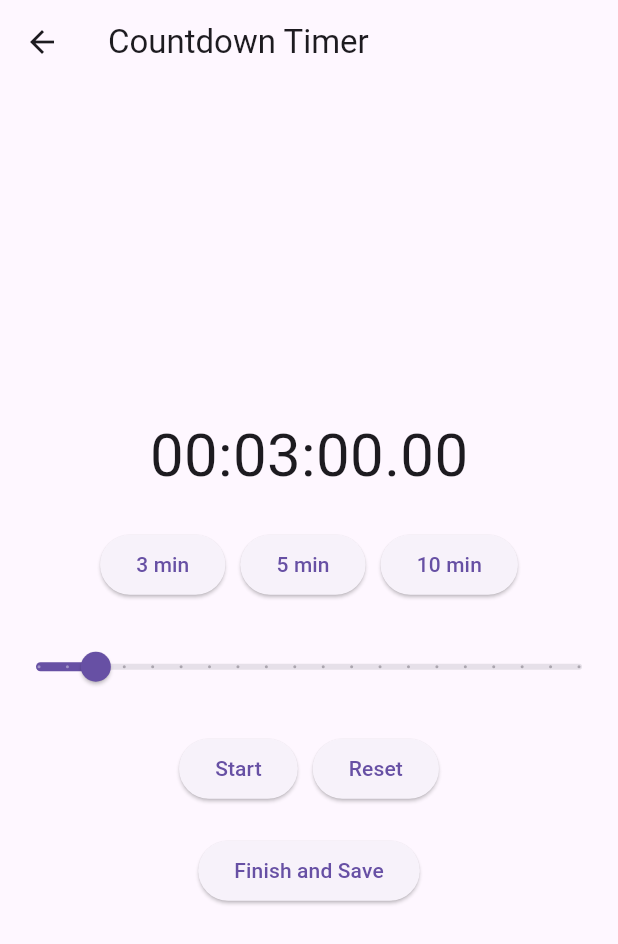
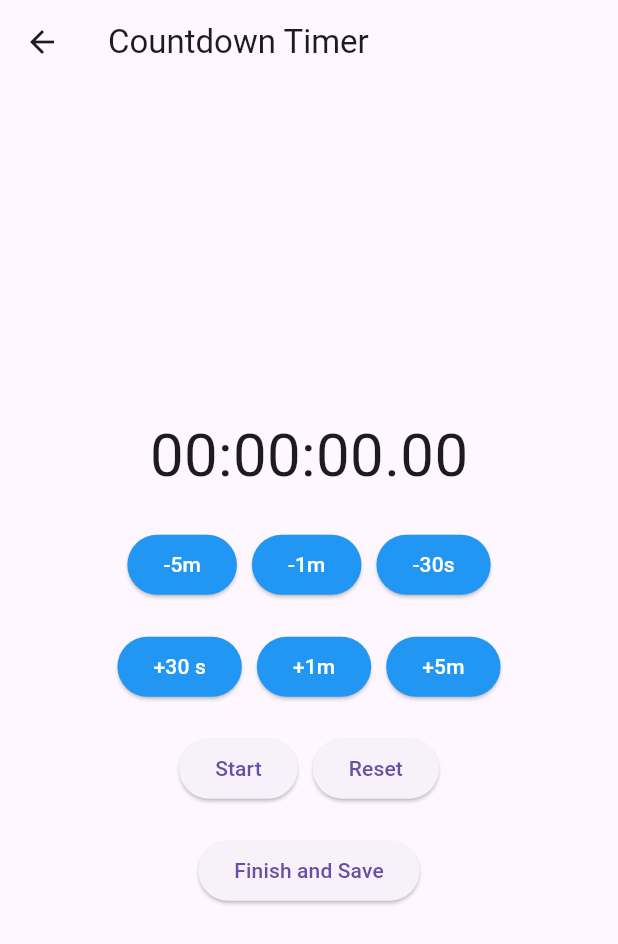
Before and after one commit to samuelezranas/flutter-clock-app, a Flutter app: the TimerPage screen opened directly, on a phone screen of 412 x 824 dp. Shown: the top 944 px of the screen. Run offline on Flutter 3.47's test engine with Material 3 defaults, Android fonts, the phone set to English and light mode, and no system bars; our stand-ins replace audioplayers, sqflite, stop_watch_timer; accounts and stored records are empty.

Commit message:
fix timer number button placement

```diff
--- a/lib/pages/timer_page.dart
+++ b/lib/pages/timer_page.dart
@@ -12,11 +12,11 @@ class TimerPage extends StatefulWidget {
 
 class _TimerPageState extends State<TimerPage> {
   final StopWatchTimer _stopWatchTimer = StopWatchTimer(
-    mode: StopWatchMode.countDown, // Mengubah mode menjadi countdown
+    mode: StopWatchMode.countDown, // Menggunakan mode countdown
   );
   late AudioPlayer audioPlayer;
   bool _isRunning = false;
-  int _presetTime = 3 * 60 * 1000; // Default preset ke 3 menit (dalam milidetik)
+  int _presetTime = 0 * 60 * 1000; // Default preset ke 0 menit (dalam milidetik)
   int _remainingTime = 0; // Waktu yang tersisa
 
   @override
@@ -77,17 +77,26 @@ class _TimerPageState extends State<TimerPage> {
 
   void _resetTimer() {
     _stopWatchTimer.onResetTimer();
-    _stopWatchTimer.setPresetSecondTime(_presetTime ~/ 1000); // Reset ke preset time
+    _stopWatchTimer.setPresetSecondTime(0); // Atur ulang waktu ke 0
     setState(() {
       _isRunning = false;
-      _remainingTime = _presetTime;
+      _remainingTime = 0; // Waktu kembali ke 0
     });
   }
 
-  void _setPreset(int minutes) {
+  void _adjustTime(int adjustmentInMillis) {
     setState(() {
-      _presetTime = minutes * 60 * 1000; // Ubah preset waktu berdasarkan menit
-      _stopWatchTimer.setPresetSecondTime(_presetTime ~/ 1000); // Set preset countdown time
+      // Gunakan clamp untuk memastikan waktu tidak negatif
+      _presetTime = (_presetTime + adjustmentInMillis).clamp(0, 999 * 60 * 1000);
+
+      // Jika hasilnya adalah 0, kita bisa mengatur timer ke nilai default minimal, misalnya 1 detik.
+      if (_presetTime > 0) {
+        _stopWatchTimer.setPresetSecondTime(_presetTime ~/ 1000); // Set waktu dalam detik
+      } else {
+        _stopWatchTimer.setPresetSecondTime(1); // Set minimal 1 detik
+      }
+
+      _remainingTime = _presetTime; // Perbarui waktu yang tersisa
     });
   }
 
@@ -95,7 +104,9 @@ class _TimerPageState extends State<TimerPage> {
   Widget build(BuildContext context) {
     return Scaffold(
       appBar: AppBar(title: const Text('Countdown Timer')),
-      body: Column(
+      body: Padding(
+        padding: const EdgeInsets.all(20.0), // Padding 20 dari semua sisi
+        child: Column(
           mainAxisAlignment: MainAxisAlignment.center,
           children: [
             StreamBuilder<int>(
@@ -109,41 +120,70 @@ class _TimerPageState extends State<TimerPage> {
             ),
             const SizedBox(height: 20),
 
-          // Preset Buttons for 3, 5, and 10 minutes
+            // Time Adjustment Buttons with horizontal scroll
             Row(
               mainAxisAlignment: MainAxisAlignment.center,
               children: [
                 ElevatedButton(
-                onPressed: () => _setPreset(3),
-                child: const Text('3 min'),
+                  onPressed: () => _adjustTime((-5) * 60 * 1000), // Kurangi 5 menit
+                  style: ElevatedButton.styleFrom(
+                    backgroundColor: Colors.blue, // Warna utama
+                    foregroundColor: Colors.white, // Teks putih
+                  ),
+                  child: const Text('-5m'),
                 ),
                 const SizedBox(width: 10),
                 ElevatedButton(
-                onPressed: () => _setPreset(5),
-                child: const Text('5 min'),
+                  onPressed: () => _adjustTime((-60) * 1000), // Kurangi 1 menit
+                  style: ElevatedButton.styleFrom(
+                    backgroundColor: Colors.blue,
+                    foregroundColor: Colors.white,
+                  ),
+                  child: const Text('-1m'),
                 ),
                 const SizedBox(width: 10),
                 ElevatedButton(
-                onPressed: () => _setPreset(10),
-                child: const Text('10 min'),
+                  onPressed: () => _adjustTime((-30) * 1000), // Kurangi 30 detik
+                  style: ElevatedButton.styleFrom(
+                    backgroundColor: Colors.blue,
+                    foregroundColor: Colors.white,
+                  ),
+                  child: const Text('-30s'),
                 ),
               ],
             ),
             const SizedBox(height: 20),
 
-          // Slider to increase or decrease time
-          Slider(
-            value: (_presetTime / 1000).toDouble(),
-            min: 60, // 1 minute
-            max: 20 * 60, // 20 minutes
-            divisions: 19, // 1 minute increments
-            label: "${(_presetTime / 1000 / 60).round()} min",
-            onChanged: (value) {
-              setState(() {
-                _presetTime = (value * 1000).round(); // Set the time in milliseconds
-                _stopWatchTimer.setPresetSecondTime(_presetTime ~/ 1000); // Update preset time
-              });
-            },
+            Row(
+              mainAxisAlignment: MainAxisAlignment.center,
+              children: [
+                ElevatedButton(
+                  onPressed: () => _adjustTime(30 * 1000), // Tambah 30 detik
+                  style: ElevatedButton.styleFrom(
+                    backgroundColor: Colors.blue,
+                    foregroundColor: Colors.white,
+                  ),
+                  child: const Text('+30 s'),
+                ),
+                const SizedBox(width: 10),
+                ElevatedButton(
+                  onPressed: () => _adjustTime(60 * 1000), // Tambah 1 menit
+                  style: ElevatedButton.styleFrom(
+                    backgroundColor: Colors.blue,
+                    foregroundColor: Colors.white,
+                  ),
+                  child: const Text('+1m'),
+                ),
+                const SizedBox(width: 10),
+                ElevatedButton(
+                  onPressed: () => _adjustTime(5 * 60 * 1000), // Tambah 5 menit
+                  style: ElevatedButton.styleFrom(
+                    backgroundColor: Colors.blue,
+                    foregroundColor: Colors.white,
+                  ),
+                  child: const Text('+5m'),
+                ),
+              ],
             ),
             const SizedBox(height: 20),
 
@@ -153,11 +193,15 @@ class _TimerPageState extends State<TimerPage> {
               children: [
                 ElevatedButton(
                   onPressed: _isRunning ? _pauseTimer : _startTimer,
+                  style: ElevatedButton.styleFrom(
+                  ),
                   child: Text(_isRunning ? 'Pause' : 'Start'),
                 ),
                 const SizedBox(width: 10),
                 ElevatedButton(
-                onPressed: _resetTimer,
+                  onPressed: _resetTimer, // Tombol Reset sekarang mengatur waktu ke 0 detik
+                  style: ElevatedButton.styleFrom(
+                  ),
                   child: const Text('Reset'),
                 ),
               ],
@@ -170,10 +214,13 @@ class _TimerPageState extends State<TimerPage> {
                 _pauseTimer(); // Stop timer before saving
                 _saveToHistory(_remainingTime);
               },
+              style: ElevatedButton.styleFrom(
+              ),
               child: const Text('Finish and Save'),
             ),
           ],
         ),
+      ),
     );
   }
 }
```
Lines whose indentation alone changed are shown as unchanged.
